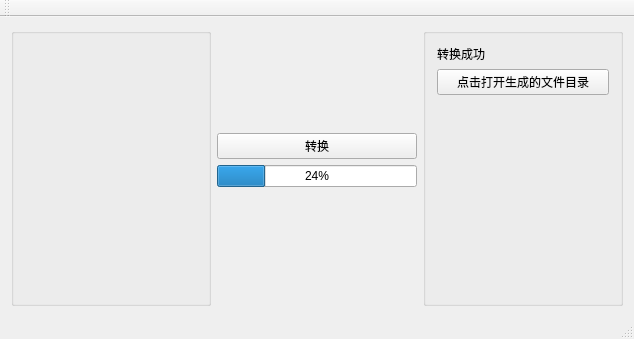
Before: the Qt Designer form CovertToSuperMemoQt/mainwindow.ui in Ji-Yuhang/CovertToSuperMemo, drawn with Qt 5.
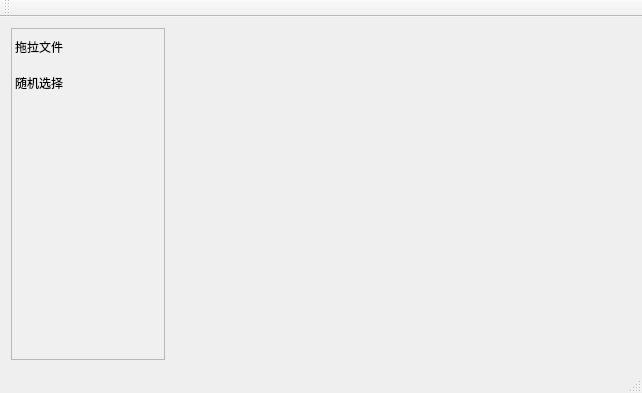
After: the same form once the commit is applied.

Commit message: add random widget to mainwidget

The edit to the form file:
```diff
--- a/CovertToSuperMemoQt/mainwindow.ui
+++ b/CovertToSuperMemoQt/mainwindow.ui
@@ -6,119 +6,64 @@
    <rect>
     <x>0</x>
     <y>0</y>
-    <width>634</width>
-    <height>339</height>
+    <width>642</width>
+    <height>393</height>
    </rect>
   </property>
   <property name="windowTitle">
    <string>SuperMemo单词转换程序</string>
   </property>
   <widget class="QWidget" name="centralWidget">
-   <layout class="QGridLayout" name="gridLayout_2">
-    <item row="0" column="0" rowspan="5">
-     <widget class="QGroupBox" name="groupBox">
-      <property name="sizePolicy">
-       <sizepolicy hsizetype="Expanding" vsizetype="Preferred">
-        <horstretch>0</horstretch>
-        <verstretch>0</verstretch>
-       </sizepolicy>
+   <layout class="QGridLayout" name="gridLayout_2" columnstretch="1,3">
+    <item row="0" column="0">
+     <widget class="QListWidget" name="listWidget">
+      <property name="styleSheet">
+       <string notr="true">QListWidget{
+background-color:#f0f0f0;
+border-width:0px;
+show-decoration-selected: 0;
+
+}
+QListWidget::item{
+border-style:none;
+show-decoration-selected: 0;
+border-width:0px;
+color:black;
+height:36px;
+width:130px;
+}
+QListWidget::item:focus{
+border-style:none;
+border-width:0px;
+}
+
+QListWidget::item:hover{
+background-color:#e1e6eb;
+}
+QListWidget::item:selected{
+background-color:#ffffff;
+color:black;
+border-width:0px;
+border-style:none;
+
+}</string>
       </property>
-      <property name="title">
-       <string/>
-      </property>
-      <layout class="QGridLayout" name="gridLayout"/>
+      <item>
+       <property name="text">
+        <string>拖拉文件</string>
+       </property>
+      </item>
+      <item>
+       <property name="text">
+        <string>随机选择</string>
+       </property>
+      </item>
      </widget>
     </item>
-    <item row="1" column="1">
-     <widget class="QPushButton" name="pushButton">
-      <property name="text">
-       <string>转换</string>
-      </property>
-     </widget>
-    </item>
-    <item row="2" column="1">
-     <widget class="QProgressBar" name="progressBar">
-      <property name="value">
-       <number>24</number>
-      </property>
-     </widget>
-    </item>
-    <item row="0" column="2" rowspan="5">
-     <widget class="QGroupBox" name="groupBox_2">
-      <property name="sizePolicy">
-       <sizepolicy hsizetype="Expanding" vsizetype="Preferred">
-        <horstretch>0</horstretch>
-        <verstretch>0</verstretch>
-       </sizepolicy>
-      </property>
-      <property name="title">
-       <string/>
-      </property>
-      <layout class="QGridLayout" name="gridLayout_3">
-       <item row="0" column="0">
-        <widget class="QLabel" name="label_2">
-         <property name="text">
-          <string>转换成功</string>
-         </property>
-        </widget>
-       </item>
-       <item row="1" column="0">
-        <widget class="QPushButton" name="pushButton_2">
-         <property name="text">
-          <string>点击打开生成的文件目录</string>
-         </property>
-        </widget>
-       </item>
-       <item row="2" column="0">
-        <spacer name="verticalSpacer_3">
-         <property name="orientation">
-          <enum>Qt::Vertical</enum>
-         </property>
-         <property name="sizeHint" stdset="0">
-          <size>
-           <width>20</width>
-           <height>40</height>
-          </size>
-         </property>
-        </spacer>
-       </item>
-      </layout>
-     </widget>
-    </item>
-    <item row="4" column="1">
-     <spacer name="verticalSpacer_2">
-      <property name="orientation">
-       <enum>Qt::Vertical</enum>
-      </property>
-      <property name="sizeHint" stdset="0">
-       <size>
-        <width>20</width>
-        <height>40</height>
-       </size>
-      </property>
-     </spacer>
-    </item>
     <item row="0" column="1">
-     <spacer name="verticalSpacer">
-      <property name="orientation">
-       <enum>Qt::Vertical</enum>
-      </property>
-      <property name="sizeHint" stdset="0">
-       <size>
-        <width>20</width>
-        <height>40</height>
-       </size>
-      </property>
-     </spacer>
-    </item>
-    <item row="3" column="1">
-     <widget class="QLabel" name="currentWord">
-      <property name="text">
-       <string/>
-      </property>
-      <property name="alignment">
-       <set>Qt::AlignCenter</set>
-      </property>
+     <widget class="QStackedWidget" name="stackedWidget">
+      <widget class="QWidget" name="page"/>
+      <widget class="QWidget" name="page_2"/>
      </widget>
     </item>
    </layout>
```
Left out of the diff: 23 changed lines with no effect on the pictures. The commit also changes 7 other files.
